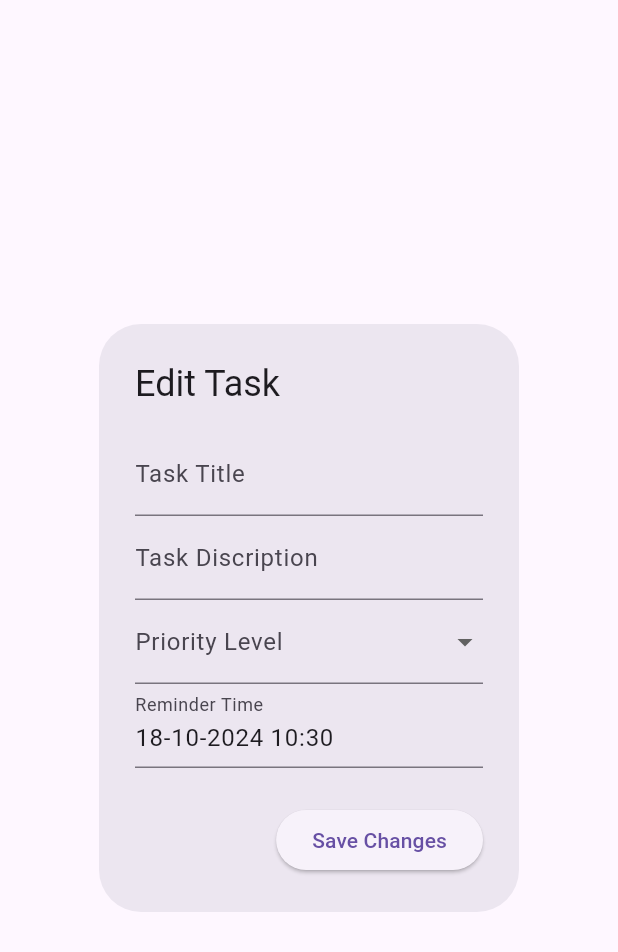
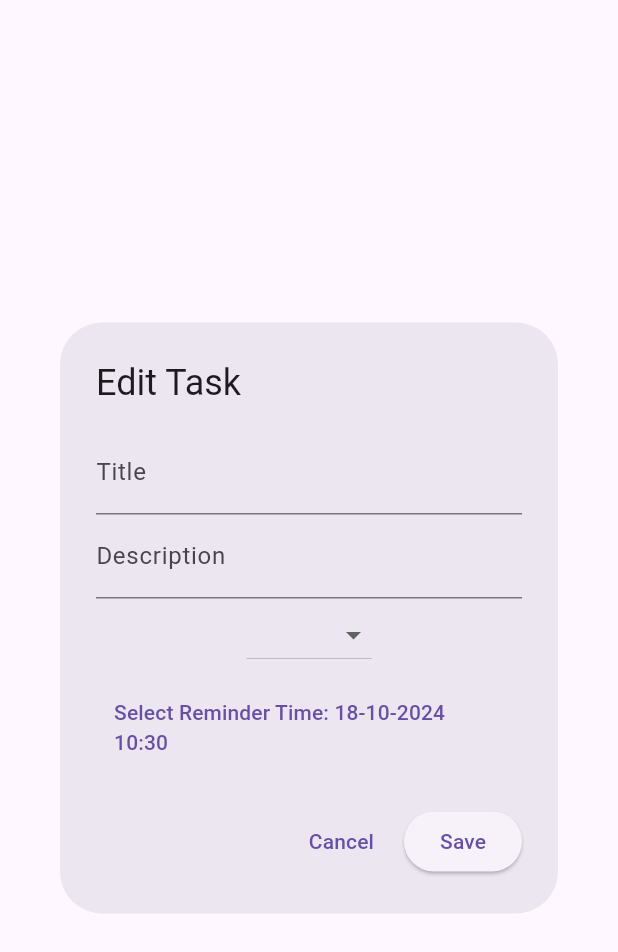
Before and after one commit to Mani092/TodoList-, a Flutter app: the EditTaskDialog widget shown alone on an empty page, opened directly with empty values, on a phone screen of 412 x 824 dp. Shown: the top 952 px of the screen. Run offline on Flutter 3.47's test engine with Material 3 defaults, Android fonts, the phone set to English and light mode, and no system bars; our stand-ins replace flutter_local_notifications, get, timezone; missing offline and left inert: dart:ffi.

Commit message:
final change in search ,add ,edit ,remove

```diff
--- a/lib/view/edittask.dart
+++ b/lib/view/edittask.dart
@@ -1,144 +1,135 @@
 import 'package:flutter/material.dart';
 import 'package:get/get.dart';
-import 'package:get/get_core/src/get_main.dart';
+import 'package:intl/intl.dart';
 import 'package:todoapp/controller/controller.dart';
 
 import '../model/task.dart';
 
 class EditTaskDialog extends StatefulWidget {
-  final int index;
   final Task task;
 
-  EditTaskDialog({required this.index, required this.task});
+  EditTaskDialog({required this.task});
 
   @override
   _EditTaskDialogState createState() => _EditTaskDialogState();
 }
 
 class _EditTaskDialogState extends State<EditTaskDialog> {
-  final _formKey = GlobalKey<FormState>();
-  late String _title;
-  late String _priority;
-  late String _disc;
-    late DateTime _reminderTime;
+  final TodoController taskController = Get.find();
 
-  final TodoController taskController = Get.find();
+  final TextEditingController titleController = TextEditingController();
+  final TextEditingController descriptionController = TextEditingController();
+  String selectedPriority = 'Low';
+  DateTime selectedReminderTime = DateTime.now();
 
   @override
   void initState() {
     super.initState();
-    _title = widget.task.title.value;
-    _priority = widget.task.priority.value;
-    _disc=widget.task.description.value;
-    _reminderTime = widget.task.reminderTime.value;
+
+    // Set initial values
+    titleController.text = widget.task.title.value;
+    descriptionController.text = widget.task.description.value;
+    selectedPriority = widget.task.priority.value;
+    selectedReminderTime = widget.task.reminderTime.value;
   }
 
   @override
   Widget build(BuildContext context) {
     return AlertDialog(
       title: Text('Edit Task'),
-      content: Form(
-        key: _formKey,
+      content: SingleChildScrollView(
         child: Column(
-          mainAxisSize: MainAxisSize.min,
           children: [
-            TextFormField(
-              initialValue: _title,
-              decoration: InputDecoration(labelText: 'Task Title'),
-              onSaved: (value) {
-                _title = value ?? '';
-              },
-              validator: (value) {
-                if (value == null || value.isEmpty) {
-                  return 'Please enter a title';
+            // Title Text Field
+            TextField(
+              controller: titleController,
+              decoration: InputDecoration(
+                labelText: 'Title',
+              ),
+            ),
+
+            // Description Text Field
+            TextField(
+              controller: descriptionController,
+              decoration: InputDecoration(
+                labelText: 'Description',
+              ),
+            ),
+
+            // Dropdown for Priority Level
+            DropdownButton<String>(
+              value: selectedPriority,
+              items: ['Low', 'Medium', 'High'].map((String value) {
+                return DropdownMenuItem<String>(
+                  value: value,
+                  child: Text(value),
+                );
+              }).toList(),
+              onChanged: (String? newValue) {
+                if (newValue != null) {
+                  setState(() {
+                    selectedPriority = newValue;
+                  });
                 }
-                return null;
-              },
-            ),
-            TextFormField(
-              initialValue: _disc,
-              decoration: InputDecoration(labelText: 'Task Discription'),
-              onSaved: (value) {
-                _disc = value ?? '';
-              },
-              validator: (value) {
-                if (value == null || value.isEmpty) {
-                  return 'Please enter a discription';
-                }
-                return null;
               },
             ),
 
-            DropdownButtonFormField(
-              decoration: InputDecoration(labelText: 'Priority Level'),
-              value: _priority,
-              onChanged: (value) {
-                setState(() {
-                  _priority = value!;
-                });
-              },
-              items: ['Low', 'Medium', 'High'].map((String priority) {
-                return DropdownMenuItem(
-                  value: priority,
-                  child: Text(priority),
-                );
-              }).toList(),
-            ),
-            TextFormField(
-              decoration: InputDecoration(labelText: 'Reminder Time'),
-              onTap: () async {
-                DateTime? picked = await showDatePicker(
+            SizedBox(height: 10),
+
+            // Select Reminder Date
+            TextButton(
+              onPressed: () async {
+                DateTime? pickedDate = await showDatePicker(
                   context: context,
-                  initialDate: DateTime.now(),
-                  firstDate: DateTime(2020),
+                  initialDate: selectedReminderTime,
+                  firstDate: DateTime.now(),
                   lastDate: DateTime(2100),
                 );
-                if (picked != null) {
-                  TimeOfDay? time = await showTimePicker(
+                if (pickedDate != null) {
+                  TimeOfDay? pickedTime = await showTimePicker(
                     context: context,
-                    initialTime: TimeOfDay.fromDateTime(_reminderTime),
+                    initialTime: TimeOfDay.fromDateTime(selectedReminderTime),
                   );
-                  if (time != null) {
+                  if (pickedTime != null) {
                     setState(() {
-                      // Update _reminderTime with both date and time
-                      _reminderTime = DateTime(
-                        picked.year,
-                        picked.month,
-                        picked.day,
-                        time.hour,
-                        time.minute,
+                      selectedReminderTime = DateTime(
+                        pickedDate.year,
+                        pickedDate.month,
+                        pickedDate.day,
+                        pickedTime.hour,
+                        pickedTime.minute,
                       );
                     });
                   }
                 }
               },
-              readOnly: true,
-              controller: TextEditingController(text: getFormattedDateTime(_reminderTime!)),
+              child: Text(
+                'Select Reminder Time: ${DateFormat('dd-MM-yyyy HH:mm').format(selectedReminderTime)}',
+              ),
             ),
           ],
         ),
       ),
       actions: [
+        TextButton(
+          onPressed: () {
+            Navigator.pop(context);  // Close the dialog
+          },
+          child: Text('Cancel'),
+        ),
         ElevatedButton(
           onPressed: () {
-            if (_formKey.currentState!.validate()) {
-              _formKey.currentState!.save();
-
-              // Update the task in TaskController
-              taskController.edititem(
-                Task(
-                  title: _title,
-                  priority: _priority,
-                  description: _disc,
-                  reminderTime: _reminderTime,
-                ),
-                widget.index,
-              );
-
-              Get.back();  // Close dialog
-            }
+            // Update the task
+            taskController.edititem(
+              widget.task,
+              titleController.text,
+              descriptionController.text,
+              selectedPriority,
+              selectedReminderTime,
+            );
+            Navigator.pop(context);  // Close the dialog after saving
           },
-          child: Text('Save Changes'),
+          child: Text('Save'),
         ),
       ],
     );
--- a/lib/view/todo.dart
+++ b/lib/view/todo.dart
@@ -61,7 +61,7 @@ class _TodoState extends State<Todo> {
                         children: [
                           IconButton(
                             onPressed: () {
-                              Get.dialog(EditTaskDialog(index: index, task: task));
+                              Get.dialog(EditTaskDialog( task: task));
                             },
 
                             icon: Icon(Icons.edit_rounded),
```
Also changed, not shown: lib/controller/controller.dart (+20 -7 lines), lib/view/addtask.dart (+5 -3 lines).
